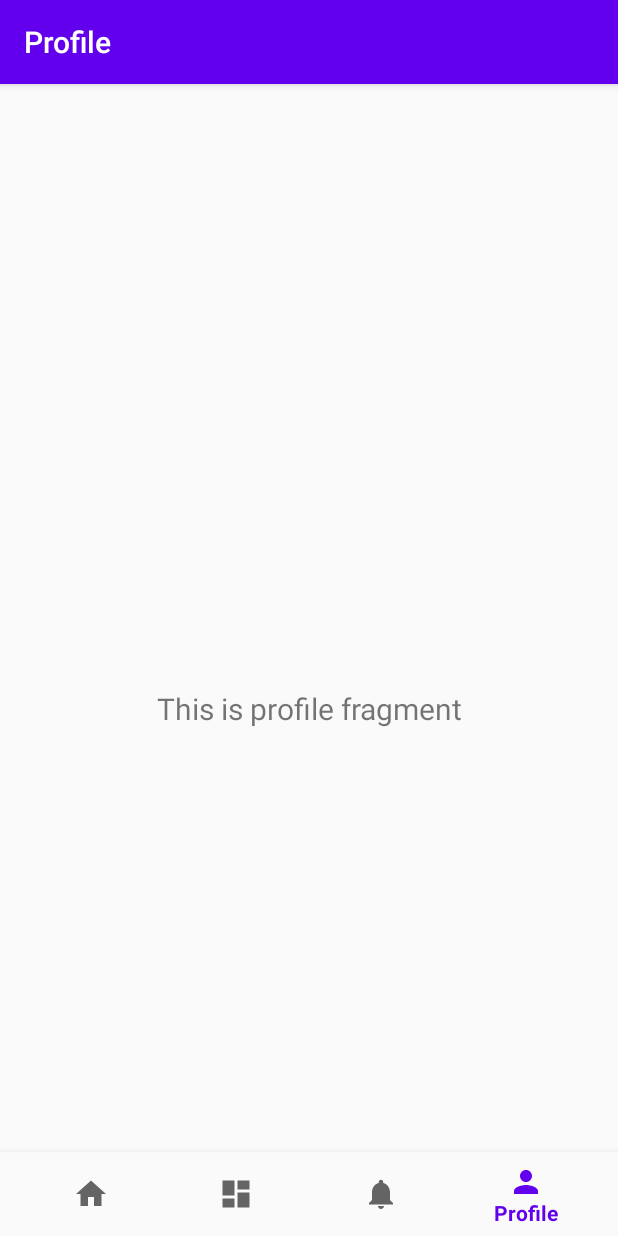
After one commit to Leandro-Thiery/Bookify, an Android app: the ProfileFragment screen opened through its navigation route, on a phone screen of 412 x 824 dp. The commit adds this screen. Run offline under Robolectric (Android 15) with nearby library versions, the phone set to English and light mode, and no system bars; our stand-ins replace navigation-ui.

Commit message:
First Page

```diff
--- a/app/src/main/java/com/example/bookify/HomeActivity.java
+++ b/app/src/main/java/com/example/bookify/HomeActivity.java
@@ -20,7 +20,7 @@ public class HomeActivity extends AppCompatActivity {
         // Passing each menu ID as a set of Ids because each
         // menu should be considered as top level destinations.
         AppBarConfiguration appBarConfiguration = new AppBarConfiguration.Builder(
-                R.id.navigation_home, R.id.navigation_dashboard, R.id.navigation_notifications)
+                R.id.navigation_home, R.id.navigation_dashboard, R.id.navigation_notifications ,R.id.navigation_profile)
                 .build();
         NavController navController = Navigation.findNavController(this, R.id.nav_host_fragment);
         NavigationUI.setupActionBarWithNavController(this, navController, appBarConfiguration);
--- /dev/null
+++ b/app/src/main/java/com/example/bookify/ui/profile/ProfileFragment.java
@@ -0,0 +1,35 @@
+package com.example.bookify.ui.profile;
+
+import android.os.Bundle;
+import android.view.LayoutInflater;
+import android.view.View;
+import android.view.ViewGroup;
+import android.widget.TextView;
+
+import androidx.annotation.NonNull;
+import androidx.annotation.Nullable;
+import androidx.fragment.app.Fragment;
+import androidx.lifecycle.Observer;
+import androidx.lifecycle.ViewModelProviders;
+
+import com.example.bookify.R;
+
+public class ProfileFragment extends Fragment {
+
+    private ProfileViewModel profileViewModel;
+
+    public View onCreateView(@NonNull LayoutInflater inflater,
+                             ViewGroup container, Bundle savedInstanceState) {
+        profileViewModel =
+                ViewModelProviders.of(this).get(ProfileViewModel.class);
+        View root = inflater.inflate(R.layout.fragment_profile, container, false);
+        final TextView textView = root.findViewById(R.id.text_profile);
+        profileViewModel.getText().observe(getViewLifecycleOwner(), new Observer<String>() {
+            @Override
+            public void onChanged(@Nullable String s) {
+                textView.setText(s);
+            }
+        });
+        return root;
+    }
+}
--- /dev/null
+++ b/app/src/main/java/com/example/bookify/ui/profile/ProfileViewModel.java
@@ -0,0 +1,19 @@
+package com.example.bookify.ui.profile;
+
+import androidx.lifecycle.LiveData;
+import androidx.lifecycle.MutableLiveData;
+import androidx.lifecycle.ViewModel;
+
+public class ProfileViewModel extends ViewModel {
+
+    private MutableLiveData<String> mText;
+
+    public ProfileViewModel() {
+        mText = new MutableLiveData<>();
+        mText.setValue("This is profile fragment");
+    }
+
+    public LiveData<String> getText() {
+        return mText;
+    }
+}
--- /dev/null
+++ b/app/src/main/res/drawable/ic_baseline_person_24.xml
@@ -0,0 +1,10 @@
+<vector xmlns:android="http://schemas.android.com/apk/res/android"
+    android:width="24dp"
+    android:height="24dp"
+    android:viewportWidth="24"
+    android:viewportHeight="24"
+    android:tint="?attr/colorControlNormal">
+  <path
+      android:fillColor="@android:color/white"
+      android:pathData="M12,12c2.21,0 4,-1.79 4,-4s-1.79,-4 -4,-4 -4,1.79 -4,4 1.79,4 4,4zM12,14c-2.67,0 -8,1.34 -8,4v2h16v-2c0,-2.66 -5.33,-4 -8,-4z"/>
+</vector>
--- a/app/src/main/res/layout/activity_home.xml
+++ b/app/src/main/res/layout/activity_home.xml
@@ -1,6 +1,7 @@
 <?xml version="1.0" encoding="utf-8"?>
 <androidx.constraintlayout.widget.ConstraintLayout xmlns:android="http://schemas.android.com/apk/res/android"
     xmlns:app="http://schemas.android.com/apk/res-auto"
+    xmlns:tools="http://schemas.android.com/tools"
     android:id="@+id/container"
     android:layout_width="match_parent"
     android:layout_height="match_parent"
--- /dev/null
+++ b/app/src/main/res/layout/fragment_profile.xml
@@ -0,0 +1,23 @@
+<?xml version="1.0" encoding="utf-8"?>
+<androidx.constraintlayout.widget.ConstraintLayout xmlns:android="http://schemas.android.com/apk/res/android"
+    xmlns:app="http://schemas.android.com/apk/res-auto"
+    xmlns:tools="http://schemas.android.com/tools"
+    android:layout_width="match_parent"
+    android:layout_height="match_parent"
+    tools:context=".ui.profile.ProfileFragment">
+
+    <TextView
+        android:id="@+id/text_profile"
+        android:layout_width="match_parent"
+        android:layout_height="wrap_content"
+        android:layout_marginStart="8dp"
+        android:layout_marginTop="8dp"
+        android:layout_marginEnd="8dp"
+        android:textAlignment="center"
+        android:textSize="20sp"
+        app:layout_constraintBottom_toBottomOf="parent"
+        app:layout_constraintEnd_toEndOf="parent"
+        app:layout_constraintStart_toStartOf="parent"
+        app:layout_constraintTop_toTopOf="parent"
+        tools:text="This is the profile" />
+</androidx.constraintlayout.widget.ConstraintLayout>
--- a/app/src/main/res/menu/bottom_nav_menu.xml
+++ b/app/src/main/res/menu/bottom_nav_menu.xml
@@ -16,4 +16,9 @@
         android:icon="@drawable/ic_notifications_black_24dp"
         android:title="@string/title_notifications" />
 
+    <item
+        android:id="@+id/navigation_profile"
+        android:icon="@drawable/ic_baseline_person_24"
+        android:title="@string/title_profile" />
+
 </menu>
--- a/app/src/main/res/navigation/mobile_navigation.xml
+++ b/app/src/main/res/navigation/mobile_navigation.xml
@@ -22,4 +22,9 @@
         android:name="com.example.bookify.ui.notifications.NotificationsFragment"
         android:label="@string/title_notifications"
         tools:layout="@layout/fragment_notifications" />
+    <fragment
+        android:id="@+id/navigation_profile"
+        android:name="com.example.bookify.ui.profile.ProfileFragment"
+        android:label="@string/title_profile"
+        tools:layout="@layout/fragment_profile" />
 </navigation>
--- a/app/src/main/res/values/strings.xml
+++ b/app/src/main/res/values/strings.xml
@@ -4,4 +4,5 @@
     <string name="title_home">Home</string>
     <string name="title_dashboard">Dashboard</string>
     <string name="title_notifications">Notifications</string>
+    <string name="title_profile">Profile</string>
 </resources>
```
